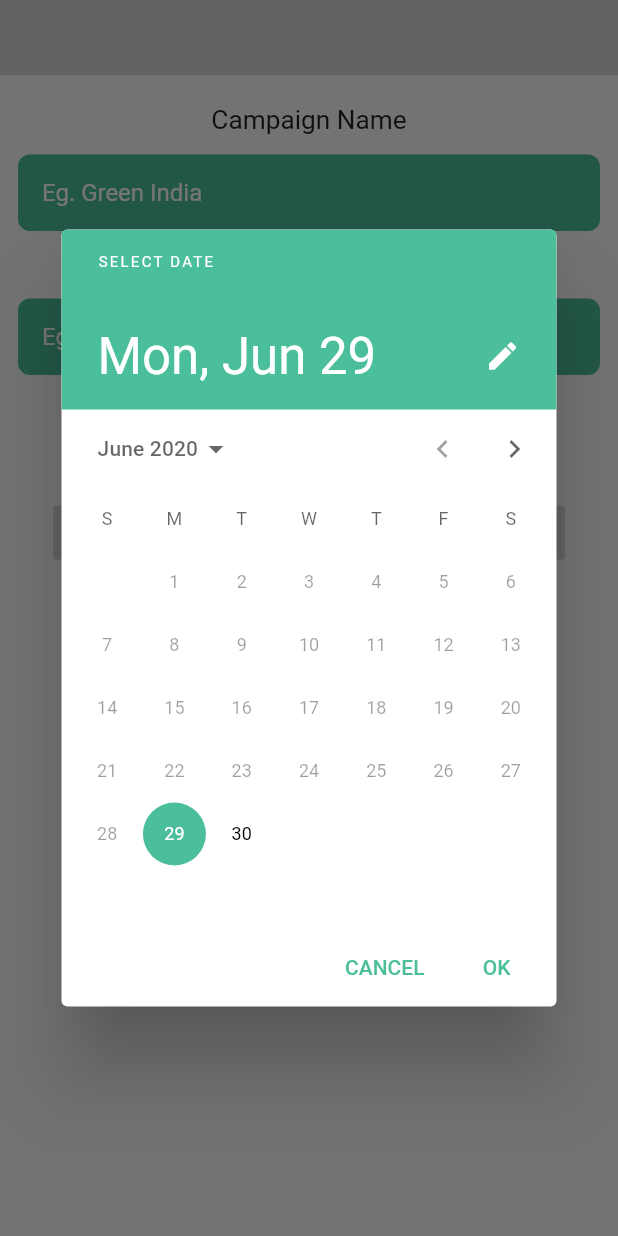
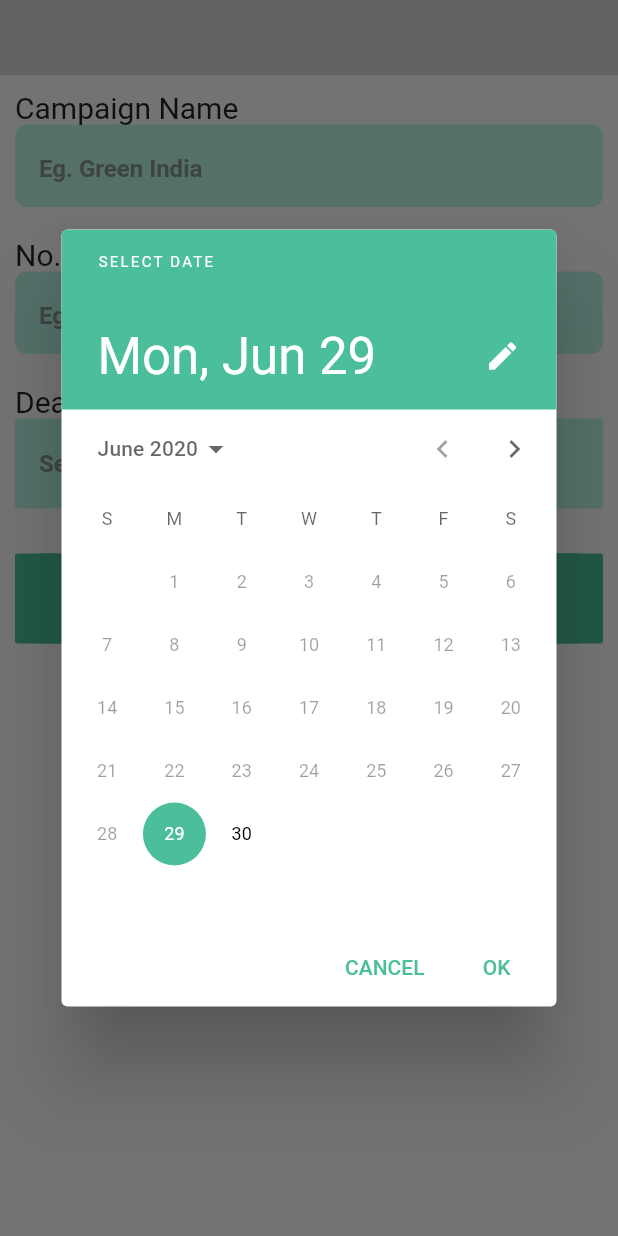
Before and after one commit to codingstark-dev/planteria, a Flutter app: the CreateCampaign screen opened directly, after a tap on "Select Date", on a phone screen of 412 x 824 dp. Run offline on Flutter 3.47's test engine with Material 2 defaults, Android fonts, the phone set to English and light mode, and no system bars; our stand-ins replace avatar_glow, get_it, velocity_x; missing offline and left inert: barcode_scan.

Commit message:
Create campaign UI fixed

```diff
--- /dev/null
+++ b/lib/model/camp.dart
@@ -0,0 +1,7 @@
+class Campaign{
+  final String campName;
+  final String dueDate;
+  final int target;
+  final int volenteers;
+  Campaign({this.campName, this.dueDate, this.target, this.volenteers});
+}
--- a/lib/screen/Createcam.dart
+++ b/lib/screen/Createcam.dart
@@ -12,9 +12,23 @@ class CreateCampaign extends StatefulWidget {
 }
 
 class _CreateCampaignState extends State<CreateCampaign> {
+  String campName;
+  String dueDate;
+  int target;
+
+
+void validate(){
+  print(dueDate);
+  print(campName);
+  print(target);
+
+}
+
+
   @override
   Widget build(BuildContext context) {
     return Scaffold(
+      resizeToAvoidBottomInset: false,
       appBar: PreferredSize(
         preferredSize: Size(100, 50),
         child: VxAppBar(
@@ -24,13 +38,27 @@ class _CreateCampaignState extends State<CreateCampaign> {
         ),
       ),
       body: Container(
+        padding: EdgeInsets.all(10),
           child: Column(
+            mainAxisAlignment: MainAxisAlignment.start,
+            crossAxisAlignment: CrossAxisAlignment.start,
         children: [
-          "Campaign Name".text.xl.start.make().pLTRB(0, 20, 0, 0),
+          Text("Campaign Name",
+          textAlign: TextAlign.left,
+          style: TextStyle(
+            fontSize: 20,
+            fontWeight: FontWeight.w400
+          )
+          ),
+
           TextFormField(
+            style: TextStyle(
+              fontWeight: FontWeight.bold,
+              fontSize: 20
+            ),
             decoration: InputDecoration(
               hintText: 'Eg. Green India',
-              hintStyle: TextStyle(fontSize: 16, color: Vx.white),
+              hintStyle: TextStyle(fontSize: 16, color: Colors.grey[600].withOpacity(0.75) ),
               border: OutlineInputBorder(
                 borderRadius: BorderRadius.circular(8),
                 borderSide: BorderSide(
@@ -40,14 +68,30 @@ class _CreateCampaignState extends State<CreateCampaign> {
               ),
               filled: true,
               contentPadding: EdgeInsets.all(16),
-              fillColor: Vx.hexToColor("#4bbe9b"),
+              fillColor: Colors.tealAccent[400].withOpacity(0.3),
             ),
-          ).p12(),
-          "No. Of Sapling Target".text.xl.start.make(),
+
+            onChanged: (value) => campName = value,
+          ),
+          SizedBox(height: 20),
+
+          Text("No. Of Sapling Target",
+          textAlign: TextAlign.left,
+          style: TextStyle(
+            fontSize: 20,
+            fontWeight: FontWeight.w400
+          )
+          ),
+
           TextFormField(
+            style: TextStyle(
+              fontWeight: FontWeight.bold,
+              fontSize: 20
+            ),
+            keyboardType: TextInputType.number,
             decoration: InputDecoration(
               hintText: 'Eg. 10000',
-              hintStyle: TextStyle(fontSize: 16, color: Vx.white),
+              hintStyle: TextStyle(fontSize: 16, color: Colors.grey[600].withOpacity(0.75)),
               border: OutlineInputBorder(
                 borderRadius: BorderRadius.circular(8),
                 borderSide: BorderSide(
@@ -57,13 +101,24 @@ class _CreateCampaignState extends State<CreateCampaign> {
               ),
               filled: true,
               contentPadding: EdgeInsets.all(16),
-              fillColor: Vx.hexToColor(sl<Customcolor>().greenish),
+              fillColor: Colors.tealAccent[400].withOpacity(0.3),
             ),
-          ).p12(),
-          "Deadline".text.xl.start.make(),
+
+            onChanged: (value) => target = int.parse(value)
+          ),
+          SizedBox(height: 20),
+
+
+          Text("Deadline",
+          textAlign: TextAlign.left,
+          style: TextStyle(
+            fontSize: 20,
+            fontWeight: FontWeight.w400
+          )
+          ),
           FlatButton(
               clipBehavior: Clip.hardEdge,
-              color: Vx.hexToColor(sl<Customcolor>().greenish),
+              color: Colors.tealAccent[400].withOpacity(0.3),
               onPressed: () async {
                 await showDatePicker(
                     context: (context),
@@ -85,19 +140,51 @@ class _CreateCampaignState extends State<CreateCampaign> {
                         ),
                         child: child,
                       );
-                    }).then((value) => print(value));
+                    }).then((value){
+                      setState(() {
+                        dueDate = value.day.toString() + "/" + value.month.toString() + "/" + value.year.toString();
+                      });
+
+                    } );
               },
-              child: "Select Date".text.white.make()),
+              child: Container(
+                width: MediaQuery.of(context).size.width,
+                height: 60,
+                alignment: Alignment.centerLeft,
+                child: dueDate==null?
+
+                 Text("Select Date", style: TextStyle(fontSize: 16, color: Colors.grey[600].withOpacity(0.75), fontWeight: FontWeight.bold),)
+                 :
+                 Text(dueDate,style: TextStyle(fontSize: 16, color: Colors.black, fontWeight: FontWeight.bold) )
+                 ,
+              )
+
+              ),
+              SizedBox(height: 30,),
+
+
           FlatButton(
-              padding: EdgeInsets.fromLTRB(150, 0, 150, 0),
-              color: Vx.gray300,
+            //  padding: EdgeInsets.fromLTRB(150, 0, 150, 0),
+              color: Color(0xff4bbe9b),
+              // hoverColor: Colors.white,
+              // splashColor: Colors.white,
               onPressed: () {
-                Navigator.push(
-                    context,
-                    MaterialPageRoute(
-                        builder: (BuildContext context) => Campaign()));
+                validate();
               },
-              child: "Create".text.make())
+              child: Container(
+                height: 60,
+                width: MediaQuery.of(context).size.width,
+                alignment: Alignment.center,
+                color: Color(0xff4bbe9b),
+                child: Text("CREATE",
+                style: TextStyle(
+                  fontSize: 25,
+                  color: Colors.white
+                ),
+                ),
+              )
+
+              )
         ],
       )),
     );
```
